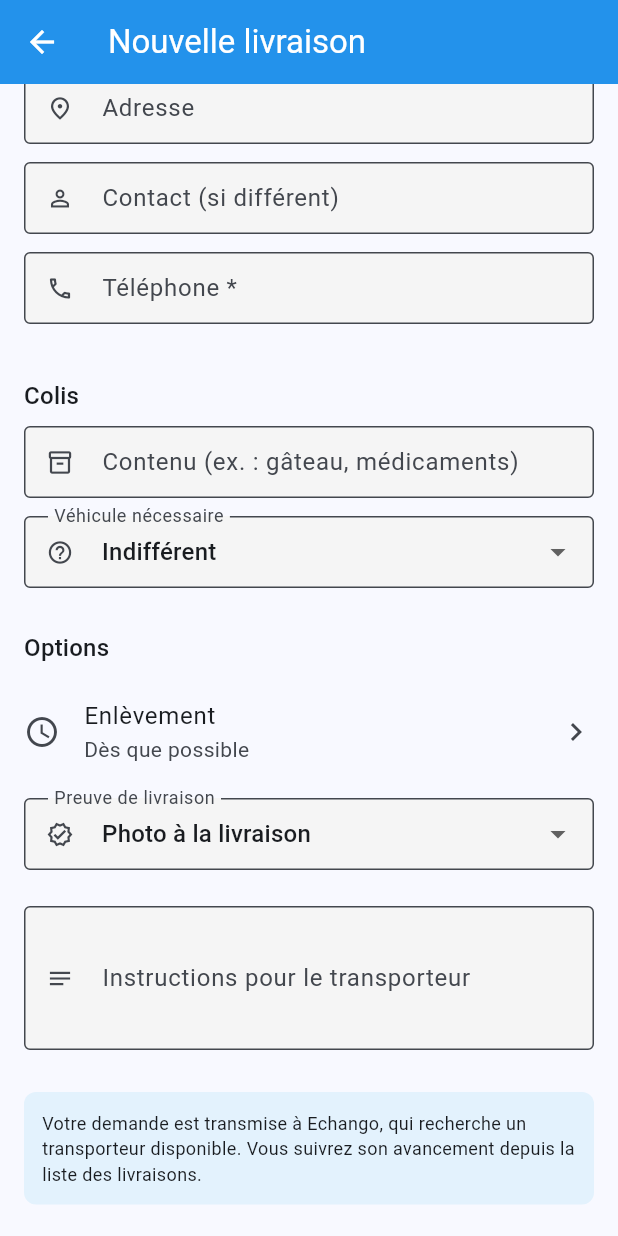
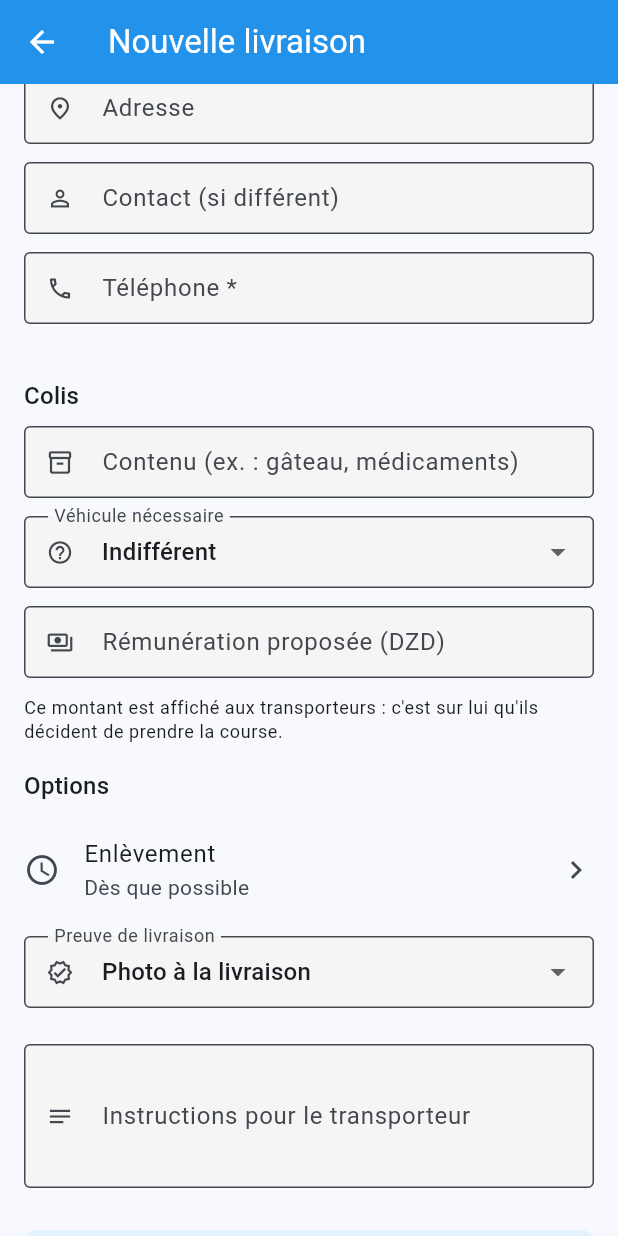
Before and after one commit to ecolealgerienne-ui/echango-delivery, a Flutter app: the CreateOrderScreen screen opened by its route, scrolled down 576 dp, on a phone screen of 412 x 824 dp. Run offline on Flutter 3.47's test engine with Material 3 defaults, Android fonts, the phone set to English and light mode, and no system bars; our stand-ins replace equatable, firebase_core, firebase_messaging, flutter_map, flutter_secure_storage, geolocator and 4 more; missing offline and left inert: flutter_foreground_task; accounts and stored records are empty; network calls fail.

Commit message:
feat: prix proposé par le commerçant, affiché au transporteur
Le manque le plus important côté commerçant, et le pendant du P1 « un
transporteur qui ignore ce que rapporte une course ne peut pas décider de la
prendre ».

Implémenté comme un montant PROPOSÉ par le commerçant plutôt que calculé : la
tarification n'est pas tranchée, et inventer un barème serait une décision
produit prise par défaut. Laisser le marché ajuster résout le besoin sans
préempter la question — les montants observés au pilote informeront le barème
plutôt que l'inverse.

Le prix figure en tête de carte dans la liste des opportunités, pas seulement au
détail : l'enterrer obligerait le transporteur à ouvrir chaque course pour
savoir si elle vaut le déplacement.

La devise accompagne toujours le montant. Un nombre nu se lit différemment selon
le lecteur, et une plateforme qui s'ouvrirait à un second pays n'aurait aucun
moyen de rattraper l'historique.

Borné à 500 000 pour attraper la faute de frappe — un zéro de trop est l'erreur
de saisie la plus courante — et non pour encadrer un tarif.

Co-Authored-By: Claude Fable 5 <noreply@anthropic.com>
Claude-Session: https://claude.ai/code/session_01Uvz5Gro3yKExNWAsUe7YBx

```diff
--- a/echango_delivery/lib/models/merchant_order.dart
+++ b/echango_delivery/lib/models/merchant_order.dart
@@ -40,6 +40,8 @@ class MerchantOrder extends Equatable {
   final String? podMethod;
   final String? instructions;
   final String? packageContents;
+  final num? price;
+  final String? currency;
 
   const MerchantOrder({
     required this.id,
@@ -57,6 +59,8 @@ class MerchantOrder extends Equatable {
     this.podMethod,
     this.instructions,
     this.packageContents,
+    this.price,
+    this.currency,
   });
 
   bool get isCompleted => status == 'completed';
@@ -102,6 +106,8 @@ class MerchantOrder extends Equatable {
       podMethod: json['pod_method'] as String?,
       instructions: meta?['instructions'] as String?,
       packageContents: _firstItemDescription(meta?['items']),
+      price: meta?['price'] as num?,
+      currency: meta?['currency'] as String?,
     );
   }
 
--- a/echango_delivery/lib/models/order.dart
+++ b/echango_delivery/lib/models/order.dart
@@ -42,6 +42,14 @@ class Order extends Equatable {
   /// l'adresse précise arrivent à l'acceptation.
   final bool redacted;
 
+  /// Rémunération proposée par le commerçant, et sa devise.
+  ///
+  /// C'est l'information qui permet au transporteur de décider s'il prend la
+  /// course. `null` quand le commerçant n'a rien proposé — l'écran doit alors
+  /// le dire, et non afficher « 0 ».
+  final num? price;
+  final String? currency;
+
   const Order({
     required this.id,
     required this.publicId,
@@ -63,6 +71,8 @@ class Order extends Equatable {
     this.deliveryFailure,
     this.deliveryFailures = const [],
     this.redacted = false,
+    this.price,
+    this.currency,
   });
 
   // Prédicats alignés sur les statuts Fleetbase réels. L'ancienne version
@@ -137,6 +147,10 @@ class Order extends Equatable {
   /// Tolérant par principe : une commande mal formée doit être ignorable, pas
   /// faire échouer la liste entière. Tout est donc nullable ou défaillable.
   factory Order.fromJson(Map<String, dynamic> json) {
+    final meta = json['meta'] is Map<String, dynamic>
+        ? json['meta'] as Map<String, dynamic>
+        : null;
+
     Place? place(String key) {
       final raw = readPlaceJson(json, key);
       return raw == null ? null : Place.fromJson(raw);
@@ -164,6 +178,8 @@ class Order extends Equatable {
       estimatedDuration: json['estimated_duration'] as int?,
       proofUrl: json['proof_url'] as String?,
       redacted: json['redacted'] == true,
+      price: meta?['price'] as num?,
+      currency: meta?['currency'] as String?,
       deliveryFailures: (json['delivery_failures'] as List?)
               ?.whereType<Map<String, dynamic>>()
               .map(DeliveryFailure.fromJson)
@@ -211,7 +227,12 @@ class Order extends Equatable {
         deliveryFailure,
         deliveryFailures,
         redacted,
+        price,
       ];
+
+  /// Prix formaté, ou `null` si le commerçant n'a rien proposé.
+  String? get formattedPrice =>
+      price == null ? null : '${price!.toStringAsFixed(0)} ${currency ?? ''}'.trim();
 }
 
 class Place extends Equatable {
--- a/echango_delivery/lib/screens/commercant/create_order_screen.dart
+++ b/echango_delivery/lib/screens/commercant/create_order_screen.dart
@@ -39,6 +39,7 @@ class _CreateOrderScreenState extends State<CreateOrderScreen> {
 
   final _instructions = TextEditingController();
   final _itemDescription = TextEditingController();
+  final _price = TextEditingController();
 
   /// Livraison programmée. `null` = dès que possible.
   DateTime? _scheduledAt;
@@ -75,7 +76,7 @@ class _CreateOrderScreenState extends State<CreateOrderScreen> {
     for (final c in [
       _pickupName, _pickupAddress, _pickupContact, _pickupPhone,
       _dropoffName, _dropoffAddress, _dropoffContact, _dropoffPhone,
-      _instructions, _itemDescription,
+      _instructions, _itemDescription, _price,
     ]) {
       c.dispose();
     }
@@ -142,6 +143,8 @@ class _CreateOrderScreenState extends State<CreateOrderScreen> {
       if (_vehicleType != null) 'vehicleType': _vehicleType,
       'podMethod': _podMethod,
       'preferFavourites': _preferFavourites,
+      if (double.tryParse(_price.text.trim()) != null)
+        'price': double.parse(_price.text.trim()),
       if (_itemDescription.text.trim().isNotEmpty)
         'items': [
           {'description': _itemDescription.text.trim(), 'quantity': 1},
@@ -198,6 +201,14 @@ class _CreateOrderScreenState extends State<CreateOrderScreen> {
                 _field(_itemDescription, 'Contenu (ex. : gâteau, médicaments)',
                     Icons.inventory_2_outlined),
                 _vehicleSelector(),
+                _field(_price, 'Rémunération proposée (DZD)',
+                    Icons.payments_outlined,
+                    keyboard: TextInputType.number),
+                Text(
+                  'Ce montant est affiché aux transporteurs : c\'est sur lui '
+                  'qu\'ils décident de prendre la course.',
+                  style: Theme.of(context).textTheme.bodySmall,
+                ),
                 const SizedBox(height: 16),
                 _section('Options'),
                 _scheduleTile(),
--- a/echango_delivery/lib/screens/commercant/order_detail_screen.dart
+++ b/echango_delivery/lib/screens/commercant/order_detail_screen.dart
@@ -198,6 +198,12 @@ class _OrderDetailScreenState extends State<OrderDetailScreen> {
   /// affichées : une liste de « — » n'informe personne.
   Widget _orderOptionsCard(MerchantOrder order) {
     final rows = <(IconData, String, String)>[
+      if (order.price != null)
+        (
+          Icons.payments_outlined,
+          'Rémunération',
+          '${order.price!.toStringAsFixed(0)} ${order.currency ?? ''}'.trim(),
+        ),
       if (order.scheduledAt != null)
         (
           Icons.schedule_outlined,
```
Also changed, not shown: echango_delivery/lib/screens/transporteur/dashboard_screen.dart (+16 -1 lines), echango_delivery/lib/screens/transporteur/order_detail_screen.dart (+17 -0 lines), 5 other files.
